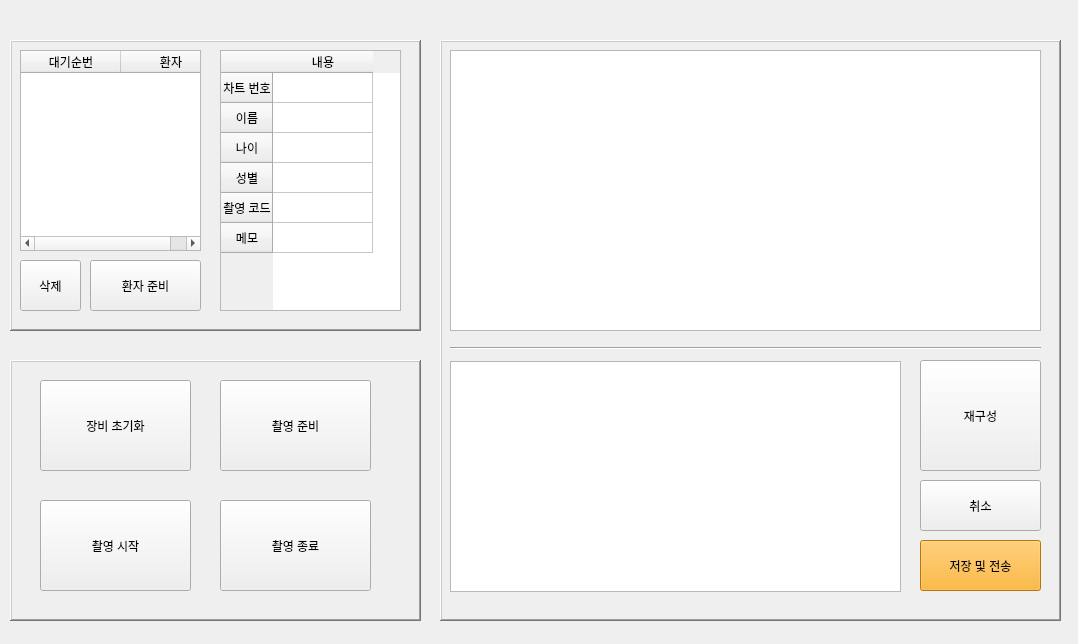
AndaCondaa/Dental_Imaging_SW_System, file Project/src/imaging/ImagingSW/mainwindow.ui: the form before one commit.
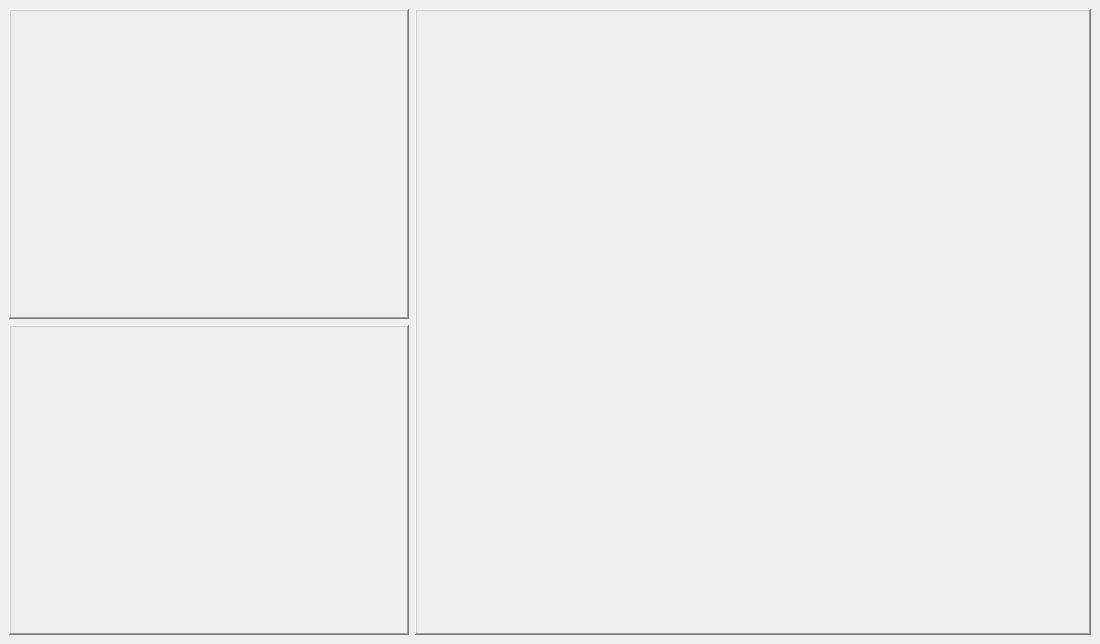
The form after the commit.

Commit message: design : Modify imagingSW UI

What changed in the file:
```diff
--- a/Project/src/imaging/ImagingSW/mainwindow.ui
+++ b/Project/src/imaging/ImagingSW/mainwindow.ui
@@ -6,10 +6,28 @@
    <rect>
     <x>0</x>
     <y>0</y>
-    <width>1078</width>
+    <width>1100</width>
     <height>644</height>
    </rect>
   </property>
+  <property name="sizePolicy">
+   <sizepolicy hsizetype="Minimum" vsizetype="Minimum">
+    <horstretch>0</horstretch>
+    <verstretch>0</verstretch>
+   </sizepolicy>
+  </property>
+  <property name="minimumSize">
+   <size>
+    <width>1100</width>
+    <height>640</height>
+   </size>
+  </property>
+  <property name="baseSize">
+   <size>
+    <width>1000</width>
+    <height>640</height>
+   </size>
+  </property>
   <property name="windowTitle">
    <string>MainWindow</string>
   </property>
@@ -17,323 +35,82 @@
    <string notr="true"/>
   </property>
   <widget class="QWidget" name="centralwidget">
-   <widget class="QFrame" name="frame">
-    <property name="geometry">
-     <rect>
-      <x>10</x>
-      <y>40</y>
-      <width>411</width>
-      <height>291</height>
-     </rect>
-    </property>
-    <property name="frameShape">
-     <enum>QFrame::WinPanel</enum>
-    </property>
-    <property name="frameShadow">
-     <enum>QFrame::Raised</enum>
-    </property>
-    <widget class="QTreeWidget" name="waitTreeWidget">
-     <property name="geometry">
-      <rect>
-       <x>10</x>
-       <y>10</y>
-       <width>181</width>
-       <height>201</height>
-      </rect>
-     </property>
-     <column>
-      <property name="text">
-       <string>대기순번</string>
-      </property>
-      <property name="font">
-       <font>
-        <stylestrategy>PreferDefault</stylestrategy>
-       </font>
-      </property>
-      <property name="textAlignment">
-       <set>AlignCenter</set>
-      </property>
-      <property name="background">
-       <color>
-        <red>100</red>
-        <green>100</green>
-        <blue>100</blue>
-       </color>
-      </property>
-     </column>
-     <column>
-      <property name="text">
-       <string>환자</string>
-      </property>
-      <property name="textAlignment">
-       <set>AlignCenter</set>
-      </property>
-      <property name="background">
-       <color>
-        <red>100</red>
-        <green>100</green>
-        <blue>100</blue>
-       </color>
-      </property>
-     </column>
-    </widget>
-    <widget class="QTableWidget" name="infoTableWidget">
-     <property name="geometry">
-      <rect>
-       <x>210</x>
-       <y>10</y>
-       <width>181</width>
-       <height>261</height>
-      </rect>
-     </property>
-     <row>
-      <property name="text">
-       <string>차트 번호</string>
-      </property>
-      <property name="textAlignment">
-       <set>AlignCenter</set>
-      </property>
-     </row>
-     <row>
-      <property name="text">
-       <string>이름</string>
-      </property>
-      <property name="textAlignment">
-       <set>AlignCenter</set>
-      </property>
-     </row>
-     <row>
-      <property name="text">
-       <string>나이</string>
-      </property>
-      <property name="textAlignment">
-       <set>AlignCenter</set>
-      </property>
-     </row>
-     <row>
-      <property name="text">
-       <string>성별</string>
-      </property>
-      <property name="textAlignment">
-       <set>AlignCenter</set>
-      </property>
-     </row>
-     <row>
-      <property name="text">
-       <string>촬영 코드</string>
-      </property>
-      <property name="textAlignment">
-       <set>AlignCenter</set>
-      </property>
-     </row>
-     <row>
-      <property name="text">
-       <string>메모</string>
-      </property>
-      <property name="textAlignment">
-       <set>AlignCenter</set>
-      </property>
-     </row>
-     <column>
-      <property name="text">
-       <string>내용</string>
-      </property>
-      <property name="toolTip">
-       <string/>
-      </property>
-     </column>
-     <item row="0" column="0">
-      <property name="text">
-       <string/>
-      </property>
-     </item>
-    </widget>
-    <widget class="QPushButton" name="patientReadyButton">
-     <property name="geometry">
-      <rect>
-       <x>80</x>
-       <y>220</y>
-       <width>111</width>
-       <height>51</height>
-      </rect>
-     </property>
-     <property name="text">
-      <string>환자 준비</string>
-     </property>
-    </widget>
-    <widget class="QPushButton" name="deleteButton">
-     <property name="geometry">
-      <rect>
-       <x>10</x>
-       <y>220</y>
-       <width>61</width>
-       <height>51</height>
-      </rect>
-     </property>
-     <property name="text">
-      <string>삭제</string>
-     </property>
-    </widget>
-   </widget>
-   <widget class="QFrame" name="frame_2">
-    <property name="geometry">
-     <rect>
-      <x>10</x>
-      <y>360</y>
-      <width>411</width>
-      <height>261</height>
-     </rect>
-    </property>
-    <property name="frameShape">
-     <enum>QFrame::WinPanel</enum>
-    </property>
-    <property name="frameShadow">
-     <enum>QFrame::Raised</enum>
-    </property>
-    <widget class="QPushButton" name="modalityResetButton">
-     <property name="geometry">
-      <rect>
-       <x>30</x>
-       <y>20</y>
-       <width>151</width>
-       <height>91</height>
-      </rect>
-     </property>
-     <property name="text">
-      <string>장비 초기화</string>
-     </property>
-    </widget>
-    <widget class="QPushButton" name="imagingReadyButton">
-     <property name="geometry">
-      <rect>
-       <x>210</x>
-       <y>20</y>
-       <width>151</width>
-       <height>91</height>
-      </rect>
-     </property>
-     <property name="text">
-      <string>촬영 준비</string>
-     </property>
-    </widget>
-    <widget class="QPushButton" name="imagingStartButton">
-     <property name="geometry">
-      <rect>
-       <x>30</x>
-       <y>140</y>
-       <width>151</width>
-       <height>91</height>
-      </rect>
-     </property>
-     <property name="text">
-      <string>촬영 시작</string>
-     </property>
-    </widget>
-    <widget class="QPushButton" name="imagingStopButton">
-     <property name="geometry">
-      <rect>
-       <x>210</x>
-       <y>140</y>
-       <width>151</width>
-       <height>91</height>
-      </rect>
-     </property>
-     <property name="text">
-      <string>촬영 종료</string>
-     </property>
-    </widget>
-   </widget>
-   <widget class="QFrame" name="frame_4">
-    <property name="geometry">
-     <rect>
-      <x>440</x>
-      <y>40</y>
-      <width>621</width>
-      <height>581</height>
-     </rect>
-    </property>
-    <property name="frameShape">
-     <enum>QFrame::WinPanel</enum>
-    </property>
-    <property name="frameShadow">
-     <enum>QFrame::Raised</enum>
-    </property>
-    <widget class="QGraphicsView" name="reconView">
-     <property name="geometry">
-      <rect>
-       <x>10</x>
-       <y>10</y>
-       <width>591</width>
-       <height>281</height>
-      </rect>
-     </property>
-    </widget>
-    <widget class="Line" name="line">
-     <property name="geometry">
-      <rect>
-       <x>10</x>
-       <y>300</y>
-       <width>591</width>
-       <height>16</height>
-      </rect>
-     </property>
-     <property name="orientation">
-      <enum>Qt::Horizontal</enum>
-     </property>
-    </widget>
-    <widget class="QPushButton" name="reconButton">
-     <property name="geometry">
-      <rect>
-       <x>480</x>
-       <y>320</y>
-       <width>121</width>
-       <height>111</height>
-      </rect>
-     </property>
-     <property name="text">
-      <string>재구성</string>
-     </property>
-    </widget>
-    <widget class="QPushButton" name="reconCancelButton">
-     <property name="geometry">
-      <rect>
-       <x>480</x>
-       <y>440</y>
-       <width>121</width>
-       <height>51</height>
-      </rect>
-     </property>
-     <property name="text">
-      <string>취소</string>
-     </property>
-    </widget>
-    <widget class="QListWidget" name="rawListWidget">
-     <property name="geometry">
-      <rect>
-       <x>10</x>
-       <y>321</y>
-       <width>451</width>
-       <height>231</height>
-      </rect>
-     </property>
-    </widget>
-    <widget class="QPushButton" name="saveButton">
-     <property name="geometry">
-      <rect>
-       <x>480</x>
-       <y>500</y>
-       <width>121</width>
-       <height>51</height>
-      </rect>
-     </property>
-     <property name="styleSheet">
-      <string notr="true">background-color: rgb(255, 167, 14);</string>
-     </property>
-     <property name="text">
-      <string>저장 및 전송</string>
-     </property>
-    </widget>
-   </widget>
+   <layout class="QGridLayout" name="gridLayout">
+    <item row="0" column="0">
+     <layout class="QHBoxLayout" name="horizontalLayout">
+      <item>
+       <layout class="QVBoxLayout" name="verticalLayout">
+        <item>
+         <widget class="QFrame" name="patientFrame">
+          <property name="sizePolicy">
+           <sizepolicy hsizetype="Fixed" vsizetype="Preferred">
+            <horstretch>0</horstretch>
+            <verstretch>0</verstretch>
+           </sizepolicy>
+          </property>
+          <property name="minimumSize">
+           <size>
+            <width>400</width>
+            <height>300</height>
+           </size>
+          </property>
+          <property name="frameShape">
+           <enum>QFrame::WinPanel</enum>
+          </property>
+          <property name="frameShadow">
+           <enum>QFrame::Raised</enum>
+          </property>
+         </widget>
+        </item>
+        <item>
+         <widget class="QFrame" name="controlFrame">
+          <property name="sizePolicy">
+           <sizepolicy hsizetype="Fixed" vsizetype="Preferred">
+            <horstretch>0</horstretch>
+            <verstretch>0</verstretch>
+           </sizepolicy>
+          </property>
+          <property name="minimumSize">
+           <size>
+            <width>400</width>
+            <height>300</height>
+           </size>
+          </property>
+          <property name="frameShape">
+           <enum>QFrame::WinPanel</enum>
+          </property>
+          <property name="frameShadow">
+           <enum>QFrame::Raised</enum>
+          </property>
+         </widget>
+        </item>
+       </layout>
+      </item>
+      <item>
+       <widget class="QFrame" name="imagingFrame">
+        <property name="sizePolicy">
+         <sizepolicy hsizetype="Expanding" vsizetype="Expanding">
+          <horstretch>0</horstretch>
+          <verstretch>0</verstretch>
+         </sizepolicy>
+        </property>
+        <property name="minimumSize">
+         <size>
+          <width>630</width>
+          <height>610</height>
+         </size>
+        </property>
+        <property name="frameShape">
+         <enum>QFrame::WinPanel</enum>
+        </property>
+        <property name="frameShadow">
+         <enum>QFrame::Raised</enum>
+        </property>
+       </widget>
+      </item>
+     </layout>
+    </item>
+   </layout>
   </widget>
  </widget>
  <resources/>
```
The commit also changes 18 other files.
